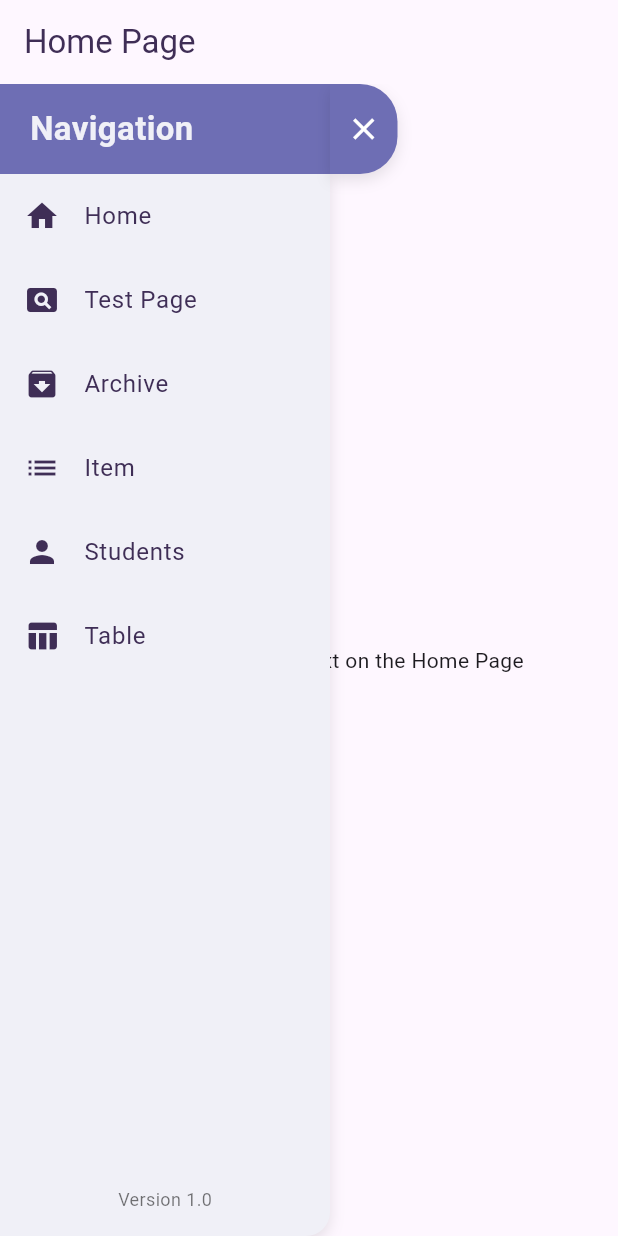
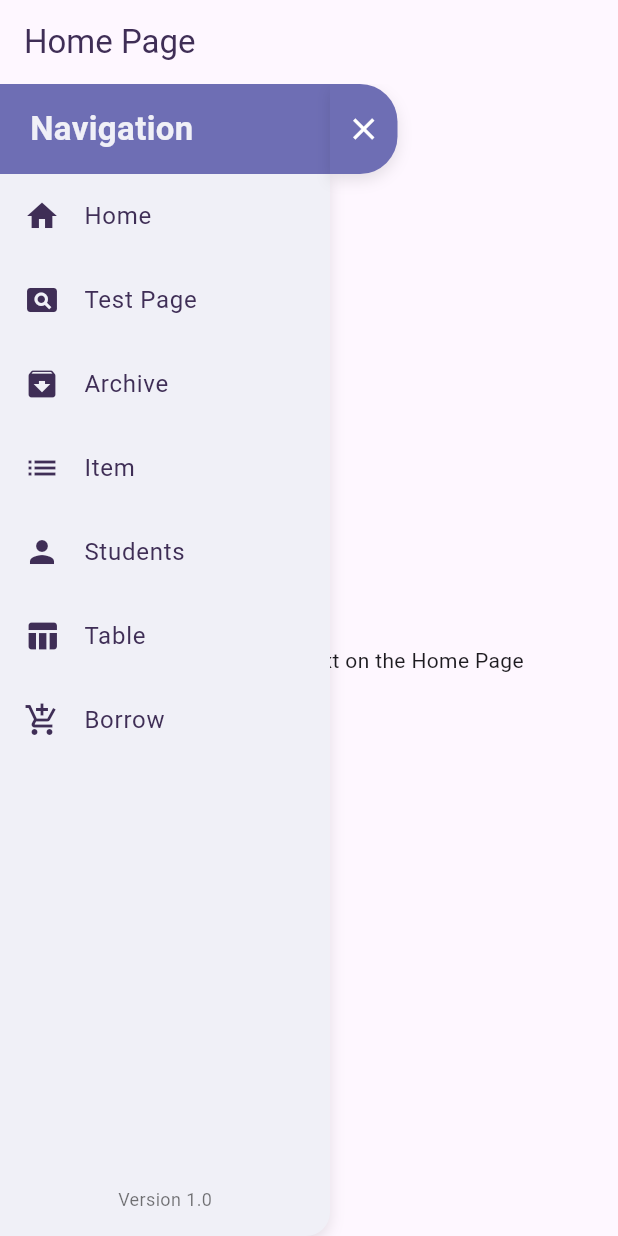
Before and after one commit to Draagn282/RocVoorraadSyteem, a Flutter app: the screen it shows after launch, after a tap on the "menu" icon, on a phone screen of 412 x 824 dp. Run offline on Flutter 3.47's test engine with Material 3 defaults, Android fonts, the phone set to English and light mode, and no system bars; our stand-ins replace sqflite, sqflite_common_ffi; accounts and stored records are empty.

Commit message:
voor product-categorie

```diff
--- a/roc_vooraadbeheersysteem/lib/widgets/floating_nav_bar.dart
+++ b/roc_vooraadbeheersysteem/lib/widgets/floating_nav_bar.dart
@@ -6,6 +6,7 @@ import 'package:roc_vooraadbeheersysteem/pages/archive_page.dart';
 import 'package:roc_vooraadbeheersysteem/pages/item_page.dart';
 import 'package:roc_vooraadbeheersysteem/pages/student_page.dart';
 import 'package:roc_vooraadbeheersysteem/pages/tables_page.dart';
+import 'package:roc_vooraadbeheersysteem/pages/borrow_page.dart';
 
 class FloatingNavBar extends StatefulWidget {
   const FloatingNavBar({Key? key}) : super(key: key);
@@ -55,6 +56,8 @@ class _FloatingNavBarState extends State<FloatingNavBar> {
         return StudentPage();
       case '/tables':
         return TablesPage();
+      case '/borrow':
+        return BorrowPage();
       default:
         return HomePage();
     }
@@ -164,6 +167,17 @@ class _FloatingNavBarState extends State<FloatingNavBar> {
                     _navigateTo('/tables');
                   },
                 ),
+                ListTile(
+                  leading: const Icon(Icons.add_shopping_cart,
+                      color: Color(0xff3f2e56)),
+                  title: const Text(
+                    'Borrow',
+                    style: TextStyle(color: Color(0xff3f2e56)),
+                  ),
+                  onTap: () {
+                    _navigateTo('/borrow');
+                  },
+                ),
                 const Spacer(),
                 const Padding(
                   padding: EdgeInsets.only(bottom: 16.0),
```
Also changed, not shown: roc_vooraadbeheersysteem/lib/pages/borrow_page.dart (added, +56 -0 lines).
